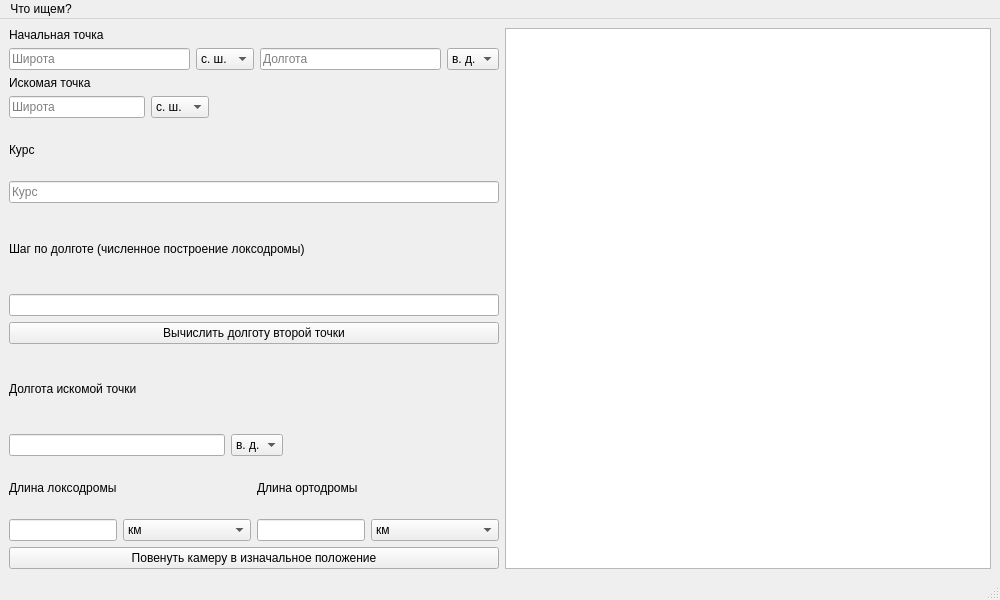
First picture: the form in loxodrome_calculator/Forms/secondwindow.ui, repository gr1do/Loxodrome_calculator, before the edit.
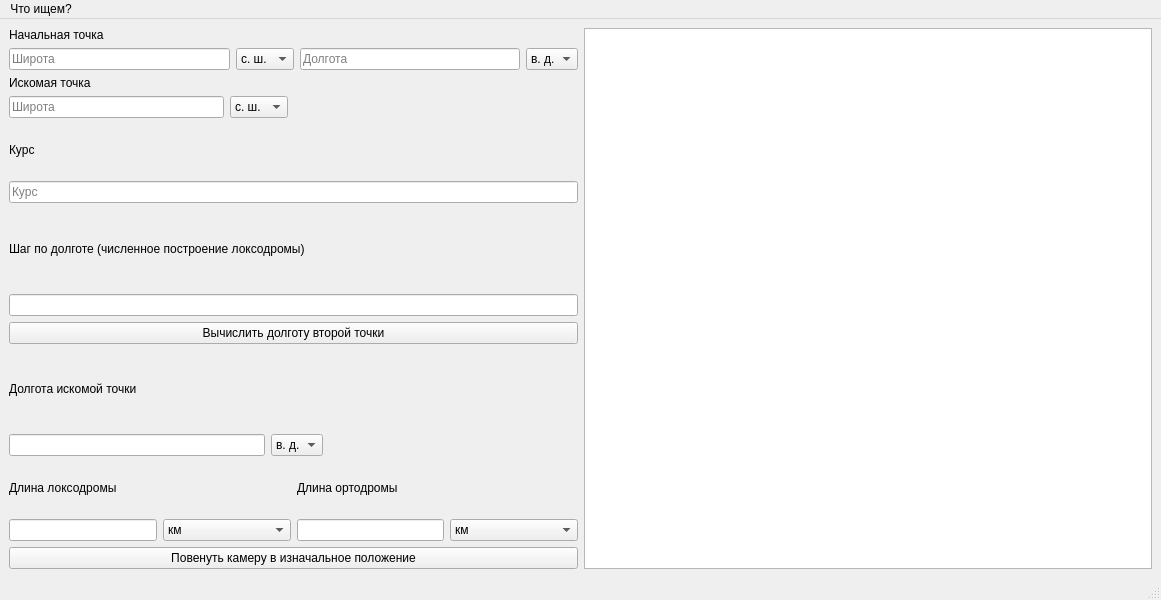
Second picture: the form after the edit.

Patch:
```diff
--- a/loxodrome_calculator/Forms/secondwindow.ui
+++ b/loxodrome_calculator/Forms/secondwindow.ui
@@ -6,7 +6,7 @@
    <rect>
     <x>0</x>
     <y>0</y>
-    <width>1000</width>
+    <width>1161</width>
     <height>600</height>
    </rect>
   </property>
@@ -306,7 +306,7 @@
     <rect>
      <x>0</x>
      <y>0</y>
-     <width>1000</width>
+     <width>1161</width>
      <height>26</height>
     </rect>
    </property>
```
